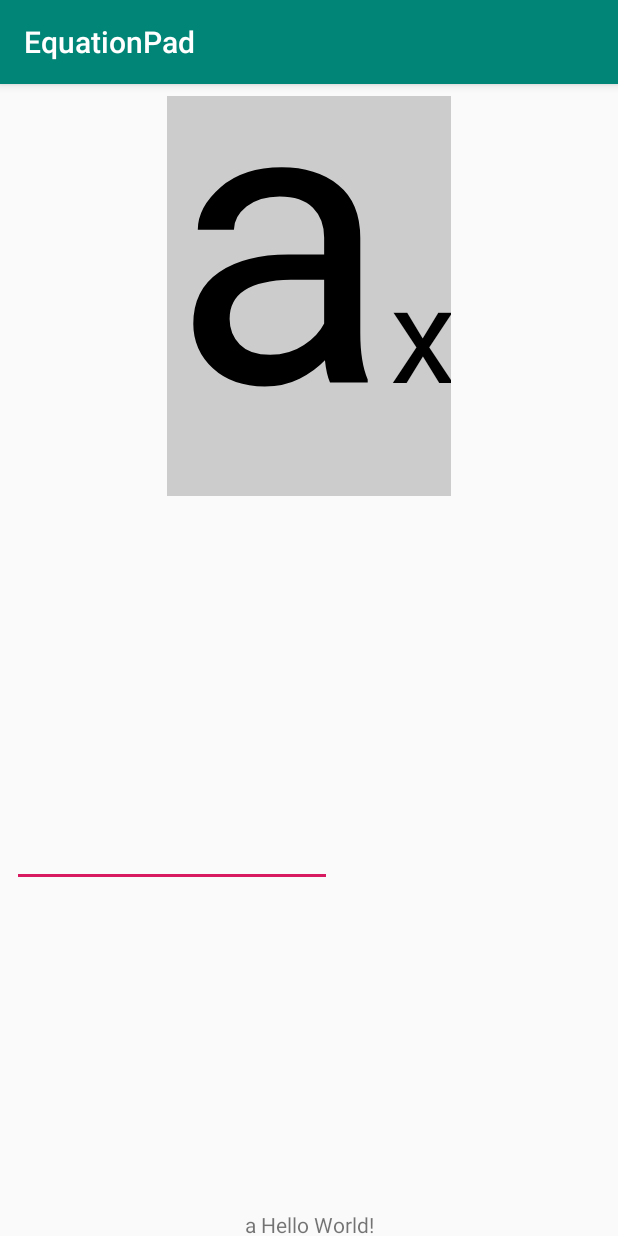
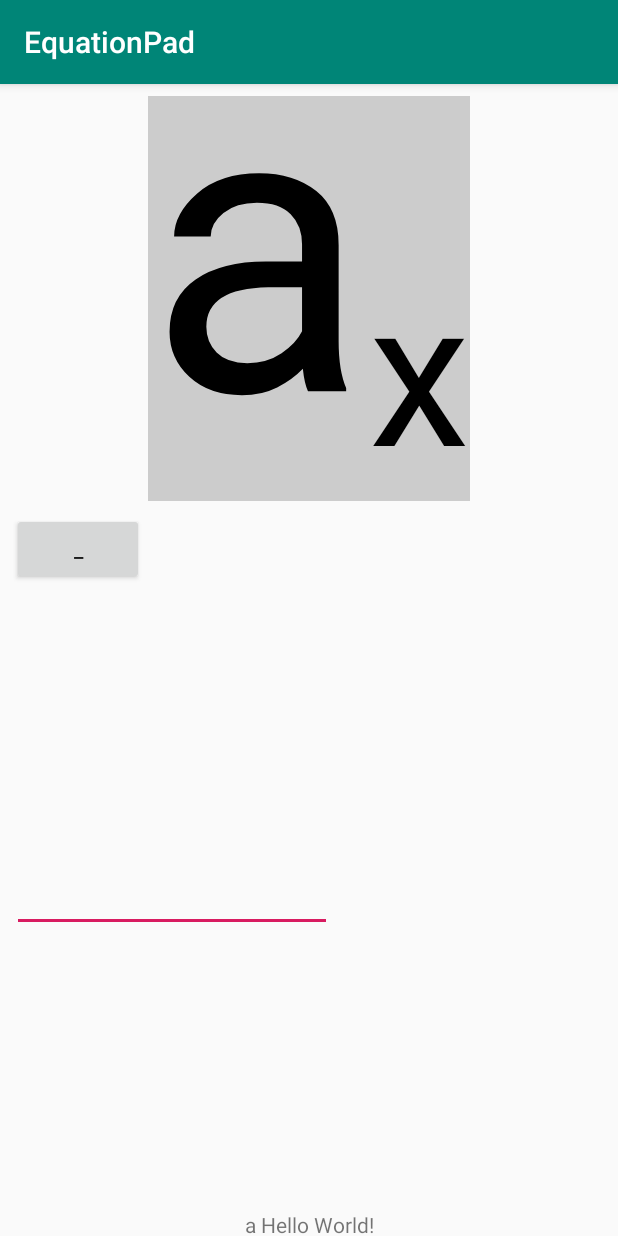
Before and after one commit to karino2/EquationPad, an Android app: the screen it shows after launch (MainActivity), on a phone screen of 412 x 824 dp. Run offline under Robolectric (Android 15) with nearby library versions, the phone set to English and light mode, and no system bars.

Commit message:
Implement subscript button and fix many related bugs.

```diff
--- a/app/src/main/java/io/github/karino2/equationpad/MainActivity.kt
+++ b/app/src/main/java/io/github/karino2/equationpad/MainActivity.kt
@@ -3,17 +3,21 @@ package io.github.karino2.equationpad
 import androidx.appcompat.app.AppCompatActivity
 import android.os.Bundle
 import android.view.KeyEvent
+import android.widget.Button
 import android.widget.EditText
 import io.github.karino2.equationpad.mathview.MathView
+import io.github.karino2.equationpad.mathview.Subscript
 import io.github.karino2.equationpad.mathview.Variable
 
 class MainActivity : AppCompatActivity() {
 
+    val mathView by lazy {
+        findViewById<MathView>(R.id.mathView)
+    }
+
     override fun onCreate(savedInstanceState: Bundle?) {
         super.onCreate(savedInstanceState)
         setContentView(R.layout.activity_main)
-
-        val mathView = findViewById<MathView>(R.id.mathView)
 
         val et = findViewById<EditText>(R.id.editText)
         et.setOnKeyListener { v, keyCode, event ->
@@ -28,5 +32,15 @@ class MainActivity : AppCompatActivity() {
 
             true
         }
+
+
+        findViewById<Button>(R.id.buttonSubscript).setOnClickListener {
+            mathView.selectedExpr?.let {
+                val pare = it.parent!!
+                val newTerm = Subscript(it, Variable("x"))
+                pare.replace(it, newTerm)
+                mathView.selectedExpr = newTerm
+            }
+        }
     }
 }
--- a/app/src/main/java/io/github/karino2/equationpad/mathview/MathView.kt
+++ b/app/src/main/java/io/github/karino2/equationpad/mathview/MathView.kt
@@ -15,6 +15,10 @@ class MathView(context :Context, attrSet: AttributeSet) : View(context, attrSet)
 
     val expr = Root(Subscript(Variable("a"), Variable("x")))
     var selectedExpr : Expr? = null
+        set(value) {
+            field = value
+            requestLayout()
+        }
 
     fun _resolveSize(desiredSize: Int, measureSpec: Int) : Int {
         val specMode = MeasureSpec.getMode(measureSpec)
@@ -49,12 +53,13 @@ class MathView(context :Context, attrSet: AttributeSet) : View(context, attrSet)
     // I first hard code default height of top variable as 100dp.
     val INITIAL_SIZE = 1000f
     val DEFAULT_SCALE = 400.0/INITIAL_SIZE
+    val MARGIN = 5f
 
     override fun onMeasure(widthMeasureSpec: Int, heightMeasureSpec: Int) {
         expr.layout(0f, 0f, INITIAL_SIZE) { text, size-> (paint.apply { textSize =   (size*DEFAULT_SCALE).toFloat() }.measureText(text)/DEFAULT_SCALE).toFloat()}
 
-        val intrinsicWidthF = (expr.box.width*DEFAULT_SCALE)
-        val intrinsicHeightF = (expr.box.height*DEFAULT_SCALE)
+        val intrinsicWidthF = (expr.box.width*DEFAULT_SCALE)+MARGIN
+        val intrinsicHeightF = (expr.box.height*DEFAULT_SCALE)+MARGIN
 
         val intrinsicWidth = intrinsicWidthF.roundToInt()
         val intrinsicHeight = intrinsicHeightF.roundToInt()
@@ -99,8 +104,6 @@ class MathView(context :Context, attrSet: AttributeSet) : View(context, attrSet)
     val boxToViewScale
         get() = Math.min(measuredWidth/expr.box.width, measuredHeight/expr.box.height)
 
-    var bottomMargin = 0f
-
     override fun onDraw(canvas: Canvas) {
         super.onDraw(canvas)
 
@@ -110,29 +113,26 @@ class MathView(context :Context, attrSet: AttributeSet) : View(context, attrSet)
         // expr.box.width
 
         paint.apply { textSize = expr.box.height * boxToViewScale }
-        var fmi = paint.fontMetrics
-
-        bottomMargin = fmi.bottom
-        drawExpr(canvas, boxToViewScale, expr, bottomMargin)
+        drawExpr(canvas, boxToViewScale, expr)
 
         selectedExpr?.let {
-            canvas.drawRect(it.box.toRectF(boxToViewScale).apply{ offset(PADDING.toFloat(), -bottomMargin) }, selectionPaint)
+            canvas.drawRect(it.box.toRectF(boxToViewScale).apply{ offset(5f, 5f); bottom -= 10f; right -=10f }, selectionPaint)
         }
     }
 
 
 
-    fun drawExpr(canvas: Canvas, scale : Float, expr: Expr, bottomMargin: Float) {
+    fun drawExpr(canvas: Canvas, scale: Float, expr: Expr) {
         when(expr) {
             is Variable -> {
-                drawVariable(canvas, scale, expr, bottomMargin)
+                drawVariable(canvas, scale, expr)
             }
             is Subscript -> {
-                drawExpr(canvas, scale, expr.body, bottomMargin)
-                drawExpr(canvas, scale, expr.sub, bottomMargin)
+                drawExpr(canvas, scale, expr.body)
+                drawExpr(canvas, scale, expr.sub)
             }
             is Root -> {
-                expr.child?.let { drawExpr(canvas, scale, it, bottomMargin) }
+                expr.child?.let { drawExpr(canvas, scale, it) }
             }
         }
     }
@@ -141,7 +141,7 @@ class MathView(context :Context, attrSet: AttributeSet) : View(context, attrSet)
         when(event.action) {
             ACTION_DOWN-> {
                 val x = event.x/boxToViewScale
-                val y = (event.y+bottomMargin)/boxToViewScale
+                val y = (event.y)/boxToViewScale
                 selectedExpr = expr.findHit(x, y)
                 invalidate()
                 return true
@@ -150,21 +150,20 @@ class MathView(context :Context, attrSet: AttributeSet) : View(context, attrSet)
         return super.onTouchEvent(event)
     }
 
-    val PADDING = 5
-
     private fun drawVariable(
         canvas: Canvas,
         scale: Float,
-        expr: Variable,
-        bottomMargin: Float
+        expr: Variable
     ) {
 
         val _paint = paint.apply { textSize = expr.box.height * scale }
-        val y = expr.box.bottom*scale-bottomMargin-PADDING
+
+        var fmi = _paint.fontMetrics
+        val y = expr.box.bottom*scale-fmi.bottom
 
         canvas.drawText(
             expr.name,
-            expr.box.left*scale+PADDING,
+            expr.box.left*scale,
              y,
             _paint)
     }
--- a/app/src/main/java/io/github/karino2/equationpad/mathview/Tree.kt
+++ b/app/src/main/java/io/github/karino2/equationpad/mathview/Tree.kt
@@ -32,6 +32,10 @@ sealed class Expr {
 
     var box = Box()
 
+    fun parentNullIfSelf(elem: Expr) {
+        if(elem.parent == this)
+            elem.parent = null
+    }
 
 
     // tree related property
@@ -53,7 +57,7 @@ sealed class Expr {
 
 }
 
-data class Root(var child : Expr? = null) : Expr() {
+class Root(var child : Expr? = null) : Expr() {
     init {
         child?.parent = this
     }
@@ -74,7 +78,7 @@ data class Root(var child : Expr? = null) : Expr() {
     override fun replace(org: Expr, newExp: Expr) {
         if(org == child)
         {
-            org.parent = null
+            parentNullIfSelf(org)
             newExp.parent = this
 
             child = newExp
@@ -84,7 +88,7 @@ data class Root(var child : Expr? = null) : Expr() {
     }
 }
 
-data class Variable(val name: String) : Expr() {
+class Variable(val name: String) : Expr() {
     override fun layout(left: Float, top: Float, currentSize: Float, measure: (String, Float)->Float) {
         box.left = left
         box.top = top
@@ -93,13 +97,13 @@ data class Variable(val name: String) : Expr() {
     }
 }
 
-data class Subscript(var body: Expr, var sub:Expr) : Expr(){
+class Subscript(var body: Expr, var sub:Expr) : Expr(){
     val PADDING = 1f
 
     override fun layout(left: Float, top: Float, currentSize: Float, measure: (String, Float)->Float) {
         body.layout(left, top, currentSize, measure)
         with(body.box) {
-            sub.layout(right+PADDING, top+(height*2f)/3f, currentSize/3, measure)
+            sub.layout(right+PADDING, top+(height*1f)/2f, currentSize/2f, measure)
         }
         box.left = left
         box.top = top
@@ -116,7 +120,7 @@ data class Subscript(var body: Expr, var sub:Expr) : Expr(){
     override fun replace(org: Expr, newExp: Expr) {
         if(org == body)
         {
-            body.parent = null
+            parentNullIfSelf(org)
             newExp.parent = this
 
             body = newExp
@@ -124,7 +128,7 @@ data class Subscript(var body: Expr, var sub:Expr) : Expr(){
         }
         if(org == sub)
         {
-            sub.parent = null
+            parentNullIfSelf(org)
             newExp.parent = this
 
             sub = newExp
--- a/app/src/main/res/layout/activity_main.xml
+++ b/app/src/main/res/layout/activity_main.xml
@@ -27,8 +27,16 @@
             android:inputType="textPersonName"
             android:ems="10"
             android:id="@+id/editText" android:layout_marginBottom="8dp"
-            app:layout_constraintBottom_toTopOf="@+id/textView" android:layout_marginTop="8dp"
-            app:layout_constraintTop_toBottomOf="@+id/mathView" android:layout_marginStart="8dp"
-            app:layout_constraintStart_toStartOf="parent"/>
+            app:layout_constraintBottom_toTopOf="@+id/textView"
+            android:layout_marginStart="8dp"
+            app:layout_constraintStart_toStartOf="parent" android:layout_marginTop="8dp"
+            app:layout_constraintTop_toBottomOf="@+id/buttonSubscript"/>
+    <Button
+            android:text="_"
+            android:layout_width="wrap_content"
+            android:layout_height="wrap_content"
+            android:id="@+id/buttonSubscript" app:layout_constraintStart_toStartOf="parent"
+            android:layout_marginStart="8dp" android:layout_marginTop="8dp"
+            app:layout_constraintTop_toBottomOf="@+id/mathView"/>
 
 </androidx.constraintlayout.widget.ConstraintLayout>
```
